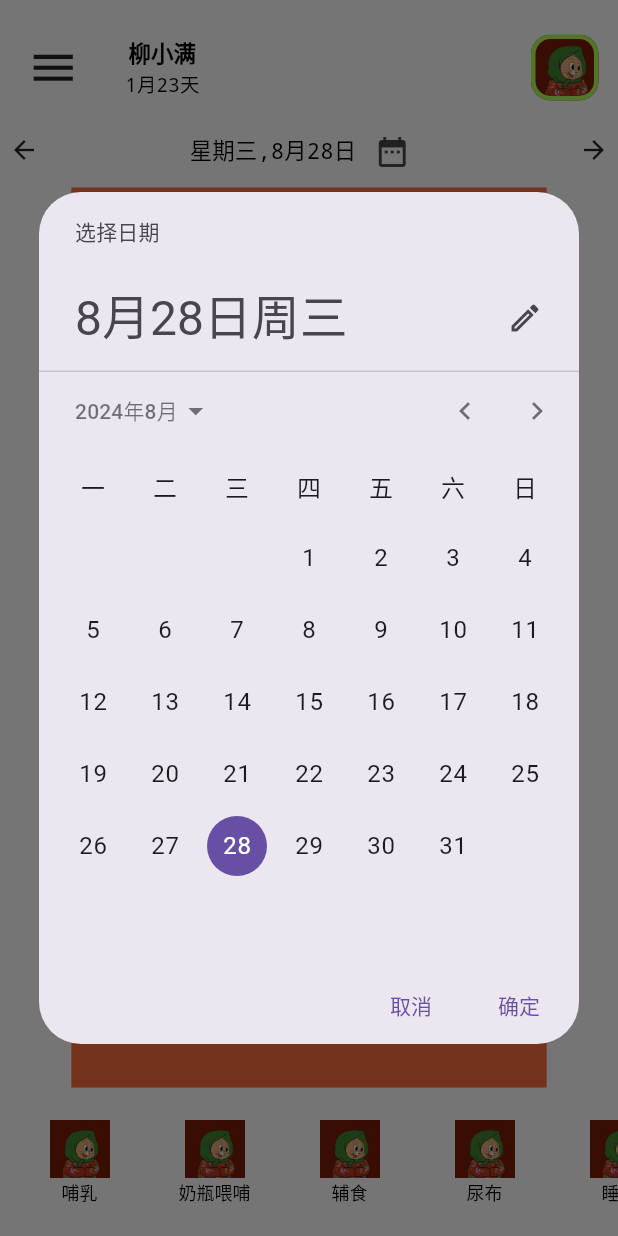
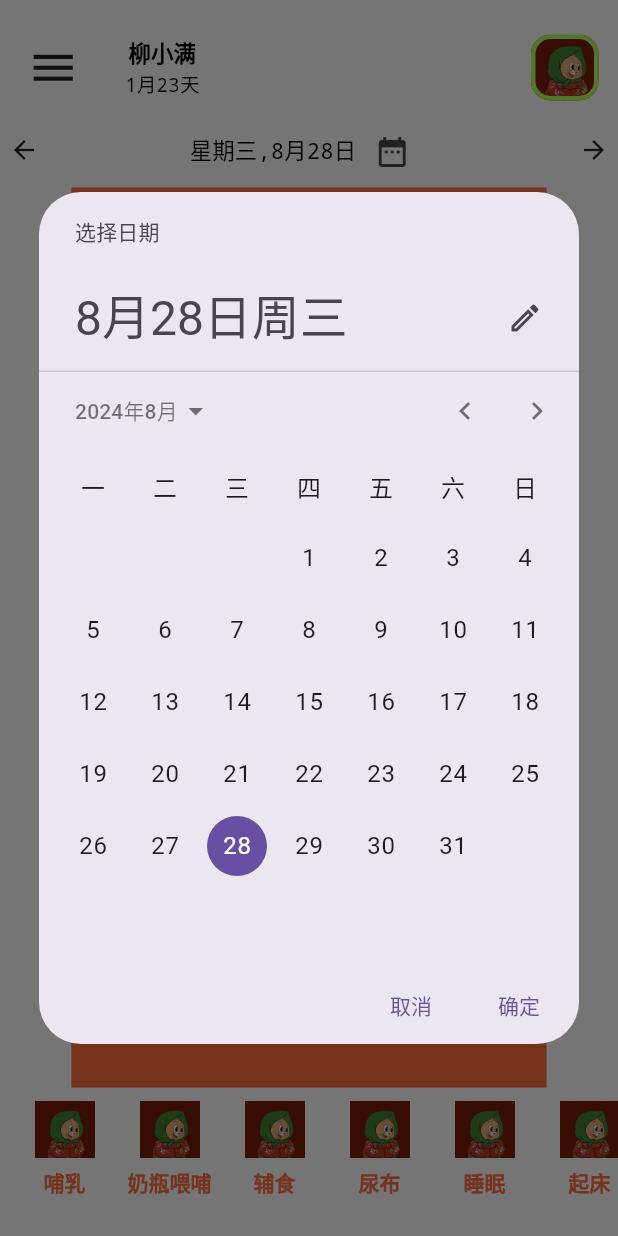
Before and after one commit to smartWMin/newbornCare, a Flutter app: the screen it shows after launch, after a tap on the "date range" icon, on a phone screen of 412 x 824 dp. Run offline on Flutter 3.47's test engine with Material 3 defaults, Android fonts, the phone set to English and light mode, and no system bars.

Commit message:
newbornCare新增

```diff
--- /dev/null
+++ b/lib/components/SimpleImageButton.dart
@@ -0,0 +1,132 @@
+import 'package:flutter/material.dart';
+
+/*
+ * 常用图片按钮
+ */
+class SimpleImageButton extends StatefulWidget {
+  final String normalImage;
+  final String pressedImage;
+  final void Function() onPressed;
+  final double width;
+  final String? title;
+
+  const SimpleImageButton({
+    super.key,
+    required this.normalImage,
+    required this.pressedImage,
+    required this.onPressed,
+    required this.width,
+    this.title,
+  });
+
+  @override
+  State<StatefulWidget> createState() => _SimpleImageButtonState();
+}
+
+class _SimpleImageButtonState extends State<SimpleImageButton> {
+  @override
+  Widget build(BuildContext context) {
+    return ImageButton(
+      normalImage: Image(
+        image: AssetImage(widget.normalImage),
+        width: widget.width,
+        height: widget.width,
+      ),
+      pressedImage: Image(
+        image: AssetImage(widget.pressedImage),
+        width: widget.width,
+        height: widget.width,
+      ),
+      title: widget.title?? '',
+      //文本是否为空
+      normalStyle: const TextStyle(
+          color: Colors.deepOrangeAccent,
+          fontSize: 14,
+          decoration: TextDecoration.none),
+      pressedStyle: const TextStyle(
+          color: Colors.black,
+          fontSize: 14,
+          decoration: TextDecoration.none),
+      onPressed: widget.onPressed,
+    );
+  }
+}
+
+/*
+ * 图片 按钮
+ */
+class ImageButton extends StatefulWidget {
+  //常规状态
+  final Image normalImage;
+
+  //按下状态
+  final Image pressedImage;
+
+  //按钮文本
+  final String title;
+
+  //常规文本TextStyle
+  final TextStyle? normalStyle;
+
+  //按下文本TextStyle
+  final TextStyle? pressedStyle;
+
+  //按下回调
+  final void Function() onPressed;
+
+  //文本与图片之间的距离
+  final double? padding;
+
+  const ImageButton({
+    super.key,
+    required this.normalImage,
+    required this.pressedImage,
+    required this.onPressed,
+    this.title = '',
+    this.normalStyle,
+    this.pressedStyle,
+    this.padding,
+  });
+
+  @override
+  State<StatefulWidget> createState() => _ImageButtonState();
+
+}
+
+class _ImageButtonState extends State<ImageButton> {
+  var isPressed = false;
+
+  @override
+  Widget build(BuildContext context) {
+    double? padding = widget.padding ?? 5;
+    return GestureDetector(
+      onTap: widget.onPressed,
+      onTapDown: (d) {
+        //按下，更改状态
+        setState(() {
+          isPressed = true;
+        });
+      },
+      onTapCancel: () {
+        //取消，更改状态
+        setState(() {
+          isPressed = false;
+        });
+      },
+      onTapUp: (d) {
+        //抬起，更改按下状态
+        setState(() {
+          isPressed = false;
+        });
+      },
+      child: Column(
+        mainAxisSize: MainAxisSize.min,
+        children: <Widget>[
+          isPressed ? widget.pressedImage : widget.normalImage, //不同状态显示不同的Image
+          widget.title.isNotEmpty ? Padding(padding: EdgeInsets.fromLTRB(0, padding, 0, 0)) : Container(),
+          widget.title.isNotEmpty ? Text(widget.title, style: isPressed ? widget.pressedStyle : widget.normalStyle,) : Container(),
+        ],
+      ),
+    );
+  }
+}
--- a/lib/consist/BabyCareType.dart
+++ b/lib/consist/BabyCareType.dart
@@ -1,5 +1,5 @@
 import 'package:flutter/material.dart';
-import 'package:newbornCare/components/CustomText.dart';
+import 'package:newbornCare/components/SimpleImageButton.dart';
 import 'package:newbornCare/utils/JsonUtils.dart';
 
 class BabyCareType extends StatefulWidget {
@@ -23,16 +23,16 @@ class _BabyCareTypeState extends State<BabyCareType> {
     JsonUtils.loadJsonFromAssets('metadata/behavior.json').then((value) {
       final List<Widget> listEntry = <Widget>[];
       for (var element in value) {
-        listEntry.add(Column(
-          crossAxisAlignment: CrossAxisAlignment.center,
-          children: [
-            const Image(
-                image: AssetImage('images/tom.png'),
-                width: 40,
-                height: 40),
-            CustomText(text: element['behaviorName'], fontSize: 12),
-          ],
-        ));
+        listEntry.add(
+          SimpleImageButton(
+              normalImage: element['assertImagePath'],
+              pressedImage: 'images/wife.png',
+              title: element['behaviorName'],
+              onPressed: () {
+                print(element['behaviorName']);
+              },
+              width: 40)
+        );
       }
       setState(() {
         _listEntry = listEntry;
@@ -49,11 +49,9 @@ class _BabyCareTypeState extends State<BabyCareType> {
           padding: const EdgeInsets.all(8),
           itemCount: _listEntry.length,
           itemBuilder: (BuildContext context, int index) {
-            return Container(
-              margin: const EdgeInsets.all(5),
-              height: 80,
-              width: 80,
-              padding: const EdgeInsets.all(8),
+            return SizedBox(
+              height: 60,
+              width: 70,
               child: _listEntry[index],
             );
           },
```
Also changed, not shown: metadata/behavior.json (+23 -21 lines), images/wife.png (added).
